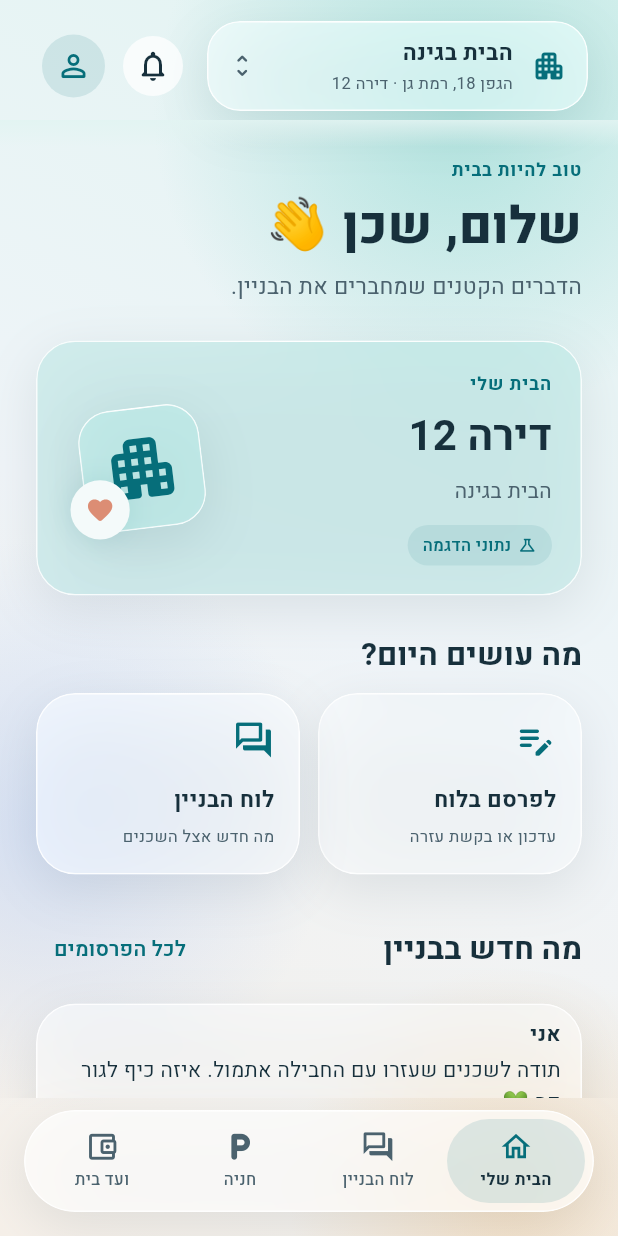
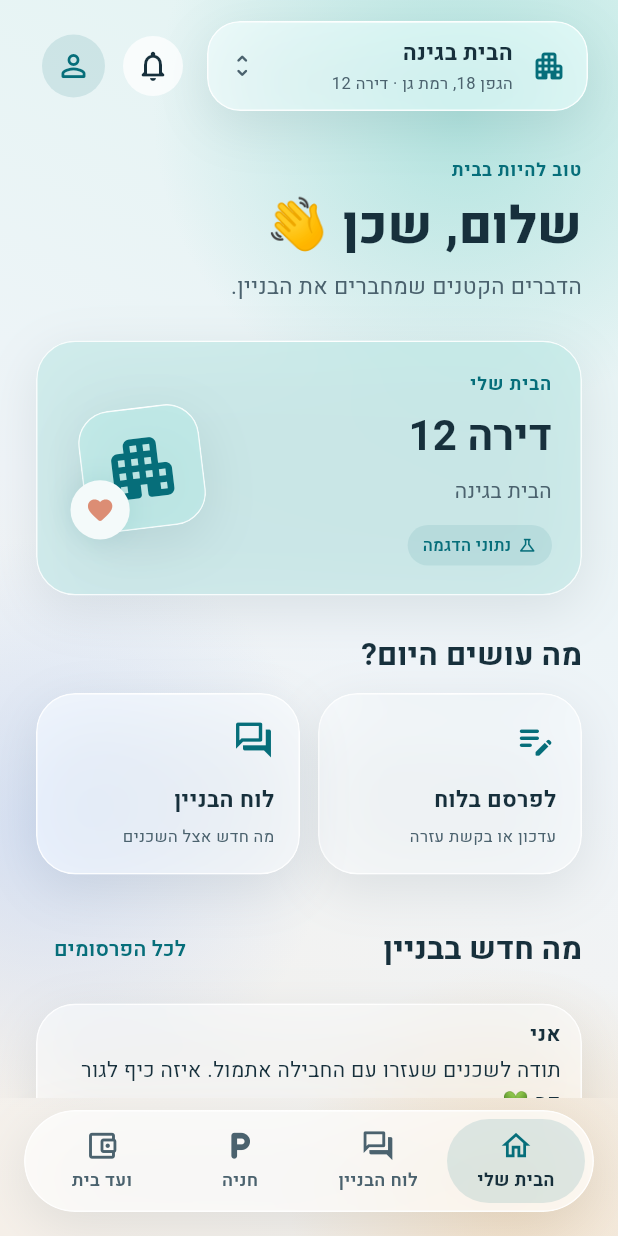
Before and after one commit to matan20102/shacheni, a Flutter app: the screen it shows after launch, after a tap on "כניסה לבניין לדוגמה", on a phone screen of 412 x 824 dp. Run offline on Flutter 3.47's test engine with Material 3 defaults, Android fonts, the phone set to English and light mode, and no system bars; our stand-ins replace qr_flutter, scrollable_positioned_list, shared_preferences, supabase_flutter; accounts and stored records are empty.

Commit message:
Accessibility: labels and 48px tap targets, checked on every screen
- Updates bell carries its own label; reaction chips say what a tap does;
  the post body reads as text (the replies button opens it); the
  building code is announced with its name.
- Text, outlined and reply buttons, reaction chips and the pinned banner
  are at least 48x48.
- Top fade only appears once content is scrolled under the header.
- Nav labels and small board labels slightly larger for legibility.
- New test runs Flutter's label and tap-target guidelines on 13 screens
  and sheets, light and dark.

Co-Authored-By: Claude Opus 5.5 <noreply@anthropic.com>
Claude-Session: https://claude.ai/code/session_01VzQeDjEhTshXN6s8rNivbq

```diff
--- a/app/lib/features/building/building_app.dart
+++ b/app/lib/features/building/building_app.dart
@@ -429,10 +429,9 @@ class _BuildingExperienceState extends State<BuildingExperience>
               ),
             ),
             const SizedBox(width: Space.m),
-            Tooltip(
-              message: 'עדכונים ובקשות',
-              child: IconButton.filledTonal(
+            IconButton.filledTonal(
               key: const Key('building-updates'),
+              tooltip: 'עדכונים ובקשות',
               onPressed: _applications,
               style: IconButton.styleFrom(
                 backgroundColor: context.glass.glassStrong,
@@ -441,14 +440,11 @@ class _BuildingExperienceState extends State<BuildingExperience>
                 key: const Key('building-updates-badge'),
                 isLabelVisible: vm.notificationCount > 0,
                 label: Text(
-                    vm.notificationCount > 99
-                        ? '99+'
-                        : '${vm.notificationCount}',
+                  vm.notificationCount > 99 ? '99+' : '${vm.notificationCount}',
                 ),
                 child: Icon(
                   Icons.notifications_none_rounded,
                   color: context.glass.ink,
-                  ),
                 ),
               ),
             ),
--- a/app/lib/features/building/glass_widgets.dart
+++ b/app/lib/features/building/glass_widgets.dart
@@ -176,6 +176,13 @@ ThemeData buildingTheme([Brightness brightness = Brightness.light]) {
       labelLarge: style(14, FontWeight.w600),
       labelMedium: style(12, FontWeight.w600),
       labelSmall: style(11, FontWeight.w600, c: t.muted),
+    ),
+    // Tap areas of at least 48×48, as accessibility guidelines ask.
+    textButtonTheme: TextButtonThemeData(
+      style: TextButton.styleFrom(minimumSize: const Size(48, 48)),
+    ),
+    outlinedButtonTheme: OutlinedButtonThemeData(
+      style: OutlinedButton.styleFrom(minimumSize: const Size(48, 48)),
     ),
     filledButtonTheme: FilledButtonThemeData(
       style: FilledButton.styleFrom(
@@ -564,8 +571,8 @@ class FloatingNav extends StatelessWidget {
           overflow: TextOverflow.fade,
           softWrap: false,
           style: TextStyle(
-            fontSize: 11,
-            fontWeight: on ? FontWeight.w700 : FontWeight.w500,
+            fontSize: 12,
+            fontWeight: on ? FontWeight.w700 : FontWeight.w600,
             color: on ? t.ink : t.muted,
           ),
         ),
@@ -758,23 +765,46 @@ class EnterTransition extends StatelessWidget {
 }
 
 /// Soft fade at the top edge of scrolling content, so it melts under the
-/// header instead of being cut by a hard line.
-class TopFade extends StatelessWidget {
+/// header instead of being cut by a hard line. Shown only once something
+/// has actually scrolled under the header, so resting content stays crisp.
+class TopFade extends StatefulWidget {
   const TopFade({super.key, required this.child, this.height = 18});
   final Widget child;
   final double height;
   @override
+  State<TopFade> createState() => _TopFadeState();
+}
+
+class _TopFadeState extends State<TopFade> {
+  bool under = false;
+  bool _onScroll(ScrollMetricsNotification n) {
+    final m = n.metrics;
+    if (m.axis != Axis.vertical) return false;
+    // Reversed lists (the board) keep older content above, after the end.
+    final hidden = m.axisDirection == AxisDirection.up
+        ? m.extentAfter > 1
+        : m.extentBefore > 1;
+    if (hidden != under) setState(() => under = hidden);
+    return false;
+  }
+
+  @override
   Widget build(BuildContext context) {
     final c = context.glass.gradient.first;
-    return Stack(
+    return NotificationListener<ScrollMetricsNotification>(
+      onNotification: _onScroll,
+      child: Stack(
         children: [
-        Positioned.fill(child: child),
+          Positioned.fill(child: widget.child),
           Positioned(
             top: 0,
             left: 0,
             right: 0,
-          height: height,
+            height: widget.height,
             child: IgnorePointer(
+              child: AnimatedOpacity(
+                opacity: under ? 1 : 0,
+                duration: const Duration(milliseconds: 160),
                 child: DecoratedBox(
                   decoration: BoxDecoration(
                     gradient: LinearGradient(
@@ -786,7 +816,9 @@ class TopFade extends StatelessWidget {
                 ),
               ),
             ),
+          ),
         ],
+      ),
     );
   }
 }
```
Also changed, not shown: app/lib/features/building/building_board_tab.dart (+14 -8 lines), app/lib/features/building/building_menus.dart (+11 -6 lines), 2 other files. Lines whose indentation alone changed are shown as unchanged.
